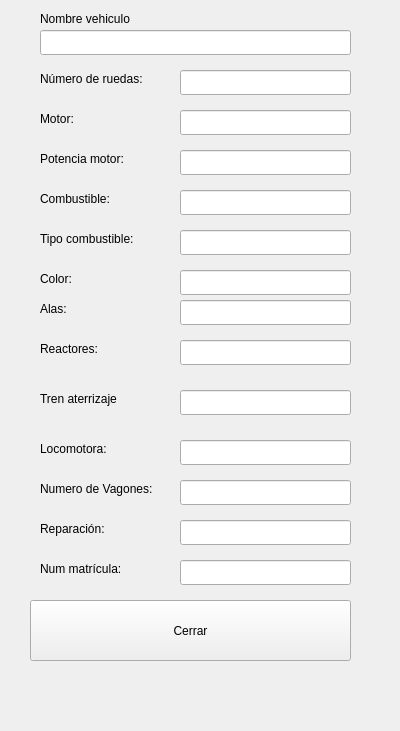
dcontt00/ac-practica2, file mostrarvehiculoui.ui: the form before one commit.
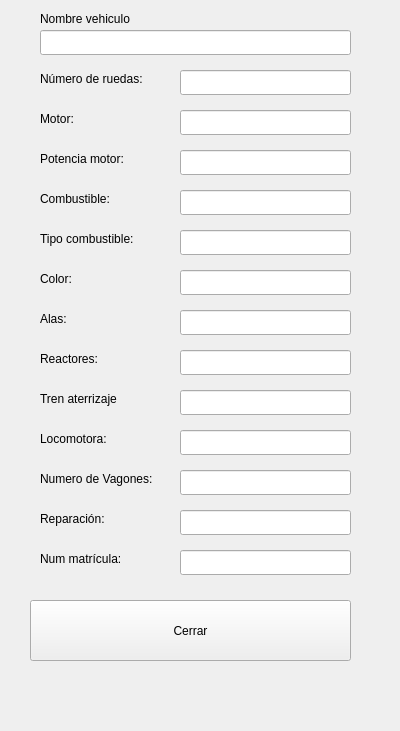
The form after the commit.

Diff of the .ui file:
```diff
--- a/mostrarvehiculoui.ui
+++ b/mostrarvehiculoui.ui
@@ -98,7 +98,7 @@
    <property name="geometry">
     <rect>
      <x>40</x>
-     <y>560</y>
+     <y>550</y>
      <width>131</width>
      <height>17</height>
     </rect>
@@ -111,7 +111,7 @@
    <property name="geometry">
     <rect>
      <x>40</x>
-     <y>520</y>
+     <y>510</y>
      <width>101</width>
      <height>17</height>
     </rect>
@@ -150,7 +150,7 @@
    <property name="geometry">
     <rect>
      <x>40</x>
-     <y>300</y>
+     <y>310</y>
      <width>67</width>
      <height>17</height>
     </rect>
@@ -163,7 +163,7 @@
    <property name="geometry">
     <rect>
      <x>40</x>
-     <y>340</y>
+     <y>350</y>
      <width>91</width>
      <height>17</height>
     </rect>
@@ -189,7 +189,7 @@
    <property name="geometry">
     <rect>
      <x>40</x>
-     <y>480</y>
+     <y>470</y>
      <width>171</width>
      <height>17</height>
     </rect>
@@ -202,7 +202,7 @@
    <property name="geometry">
     <rect>
      <x>40</x>
-     <y>440</y>
+     <y>430</y>
      <width>111</width>
      <height>17</height>
     </rect>
@@ -282,7 +282,7 @@
    <property name="geometry">
     <rect>
      <x>180</x>
-     <y>300</y>
+     <y>310</y>
      <width>171</width>
      <height>25</height>
     </rect>
@@ -298,7 +298,7 @@
    <property name="geometry">
     <rect>
      <x>180</x>
-     <y>340</y>
+     <y>350</y>
      <width>171</width>
      <height>25</height>
     </rect>
@@ -346,7 +346,7 @@
    <property name="geometry">
     <rect>
      <x>180</x>
-     <y>440</y>
+     <y>430</y>
      <width>171</width>
      <height>25</height>
     </rect>
@@ -362,7 +362,7 @@
    <property name="geometry">
     <rect>
      <x>180</x>
-     <y>480</y>
+     <y>470</y>
      <width>171</width>
      <height>25</height>
     </rect>
@@ -378,7 +378,7 @@
    <property name="geometry">
     <rect>
      <x>180</x>
-     <y>520</y>
+     <y>510</y>
      <width>171</width>
      <height>25</height>
     </rect>
@@ -394,7 +394,7 @@
    <property name="geometry">
     <rect>
      <x>180</x>
-     <y>560</y>
+     <y>550</y>
      <width>171</width>
      <height>25</height>
     </rect>
```
